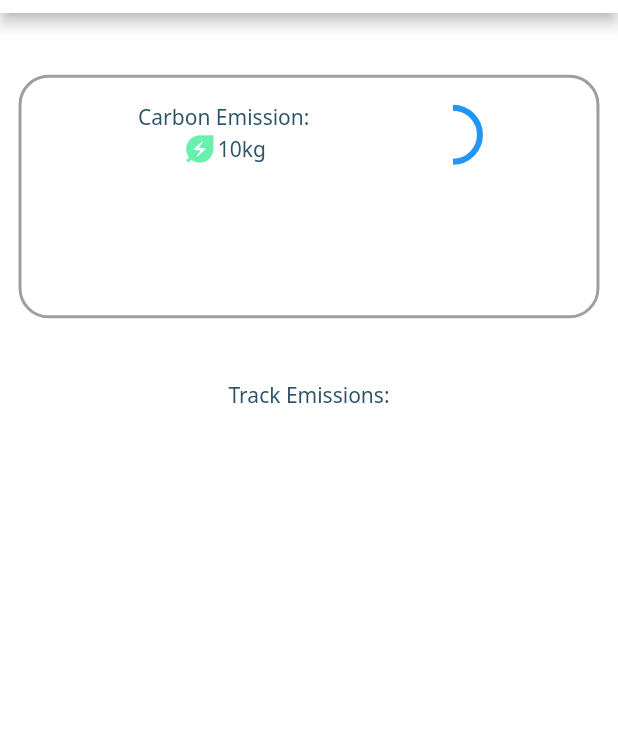
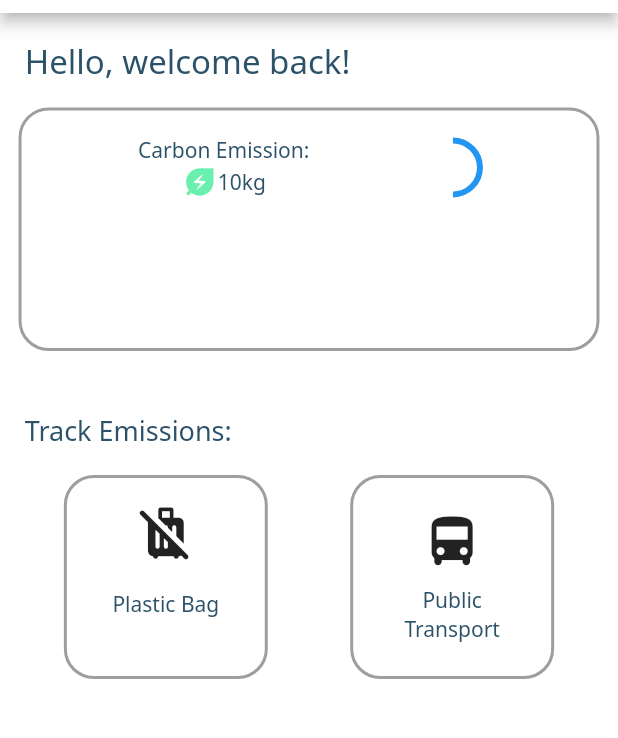
Before and after one commit to jicsontoh/EcoMateSG, a Flutter app: the screen it shows after launch, on a phone screen of 412 x 824 dp, the part 71-809 px from its top. Run offline on Flutter 3.47's test engine with Material 2 defaults, Android fonts, the phone set to English and light mode, and no system bars; our stand-ins replace simple_circular_progress_bar; missing offline and left inert: circular_chart_flutter.

Commit message:
HomePage Draft 1

```diff
--- a/lib/home_page.dart
+++ b/lib/home_page.dart
@@ -65,7 +65,7 @@ class _HomePageState extends State<HomePage> {
   @override
   Widget build(BuildContext context) {
     return MaterialApp(
-        title: 'Flutter Demo App 2',
+        title: 'Home Page',
         home: Scaffold(
           appBar: AppBar(
             title: const Text('EcoMateSG',
@@ -81,8 +81,19 @@ class _HomePageState extends State<HomePage> {
     return Container(
       color: Colors.white,
       child: Column(
-          mainAxisAlignment: MainAxisAlignment.start,
+          crossAxisAlignment: CrossAxisAlignment.start,
           children: [
+            Container(
+              margin: EdgeInsets.only(top: deviceHeight(context) * 0.02,
+                left: deviceWidth(context) * 0.04,
+              ),
+              child: const Text('Hello, welcome back!',
+                  style: TextStyle(
+                      fontSize: 22,
+                      color: textColour,
+                      fontFamily: 'NotoSans')),
+            ),
+
           // Top Dashboard
           Container(
             decoration: BoxDecoration(
@@ -90,7 +101,7 @@ class _HomePageState extends State<HomePage> {
               borderRadius: const BorderRadius.all(Radius.circular(20)),
             ),
             // alignment: Alignment.topCenter,
-          margin: EdgeInsets.only(top: deviceHeight(context) * 0.05,
+            margin: EdgeInsets.only(top: deviceHeight(context) * 0.02,
                 bottom: deviceHeight(context) * 0.05,
                 left: deviceWidth(context) * 0.03,
                 right: deviceWidth(context) * 0.03,
@@ -126,14 +137,94 @@ class _HomePageState extends State<HomePage> {
                 CircularProgressIndicator(
                   value: 0.5,
                   semanticsLabel: 'Circular progress indicator',
-                semanticsValue: "Test",
                 ),
               ]
             ),
           ),
-            const Text('Track Emissions:',
+        Container(
+            padding: EdgeInsets.only(
+              left: deviceWidth(context) * 0.04
+            ),
+            child: const Text('Track Emissions:',
+                style: TextStyle(fontSize: 18, color: textColour,
+                    fontFamily: 'NotoSans')),
+          ),
+        // Track Emissions
+        Row(
+          mainAxisAlignment: MainAxisAlignment.spaceEvenly,
+          children: [
+            Container(
+              decoration: BoxDecoration(
+                border: Border.all(width: 2, color: Colors.black38),
+                borderRadius: const BorderRadius.all(Radius.circular(20)),
+              ),
+              width: deviceWidth(context) * 0.33,
+              height: deviceWidth(context) * 0.33,
+              // alignment: Alignment.topCenter,
+              margin: EdgeInsets.only(
+                top: deviceHeight(context) * 0.02,
+                bottom: deviceHeight(context) * 0.05,
+                left: deviceWidth(context) * 0.03,
+                right: deviceWidth(context) * 0.03,
+              ),
+              padding: EdgeInsets.only(
+                top: deviceHeight(context) * 0.02,
+                bottom: deviceHeight(context) * 0.02,
+                left: deviceWidth(context) * 0.05,
+                right: deviceWidth(context) * 0.05,
+              ),
+              child: Column(
+                  children: [
+                    Icon(Icons.leave_bags_at_home_rounded,
+                    size: deviceWidth(context) * 0.1,
+                    ),
+                    SizedBox(height: deviceHeight(context) * 0.02,),
+                    const Text('Plastic Bag',
+                        textAlign: TextAlign.center,
                         style: TextStyle(color: textColour,
                             fontFamily: 'NotoSans')),
+                  ],
+              ),
+            ),
+            Container(
+              decoration: BoxDecoration(
+                border: Border.all(width: 2, color: Colors.black38),
+                borderRadius: const BorderRadius.all(Radius.circular(20)),
+              ),
+              width: deviceWidth(context) * 0.33,
+              height: deviceWidth(context) * 0.33,
+              // alignment: Alignment.topCenter,
+              margin: EdgeInsets.only(
+                top: deviceHeight(context) * 0.02,
+                bottom: deviceHeight(context) * 0.05,
+                left: deviceWidth(context) * 0.03,
+                right: deviceWidth(context) * 0.03,
+              ),
+              padding: EdgeInsets.only(
+                top: deviceHeight(context) * 0.02,
+                bottom: deviceHeight(context) * 0.02,
+                left: deviceWidth(context) * 0.05,
+                right: deviceWidth(context) * 0.05,
+              ),
+              child: Column(
+                mainAxisAlignment: MainAxisAlignment.center,
+                children: [
+                  Icon(Icons.directions_bus_rounded,
+                    size: deviceWidth(context) * 0.1,
+                  ),
+                  SizedBox(height: deviceHeight(context) * 0.01,),
+                  const Text('Public Transport',
+                      textAlign: TextAlign.center,
+                      style: TextStyle(
+                          color: textColour,
+                          fontFamily: 'NotoSans')),
+                ],
+              ),
+            ),
+
+          ],
+        ),
+
         // Row(
         //   mainAxisAlignment: MainAxisAlignment.spaceEvenly,
         //   crossAxisAlignment: CrossAxisAlignment.center,
```
Lines whose indentation alone changed are shown as unchanged.
